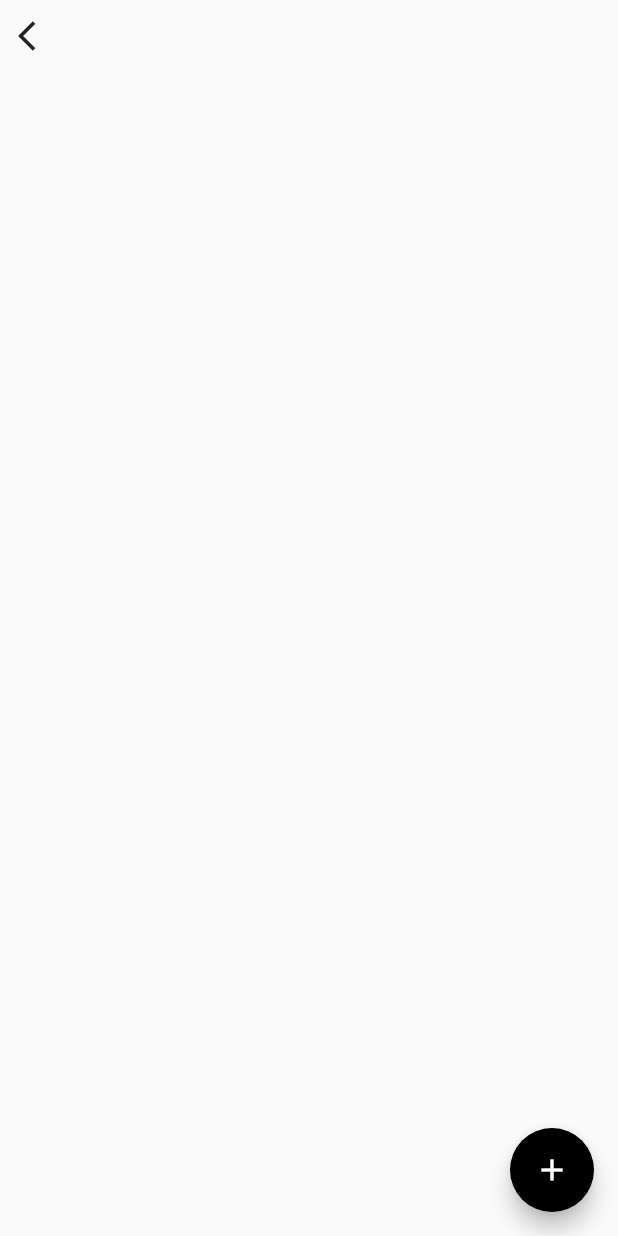
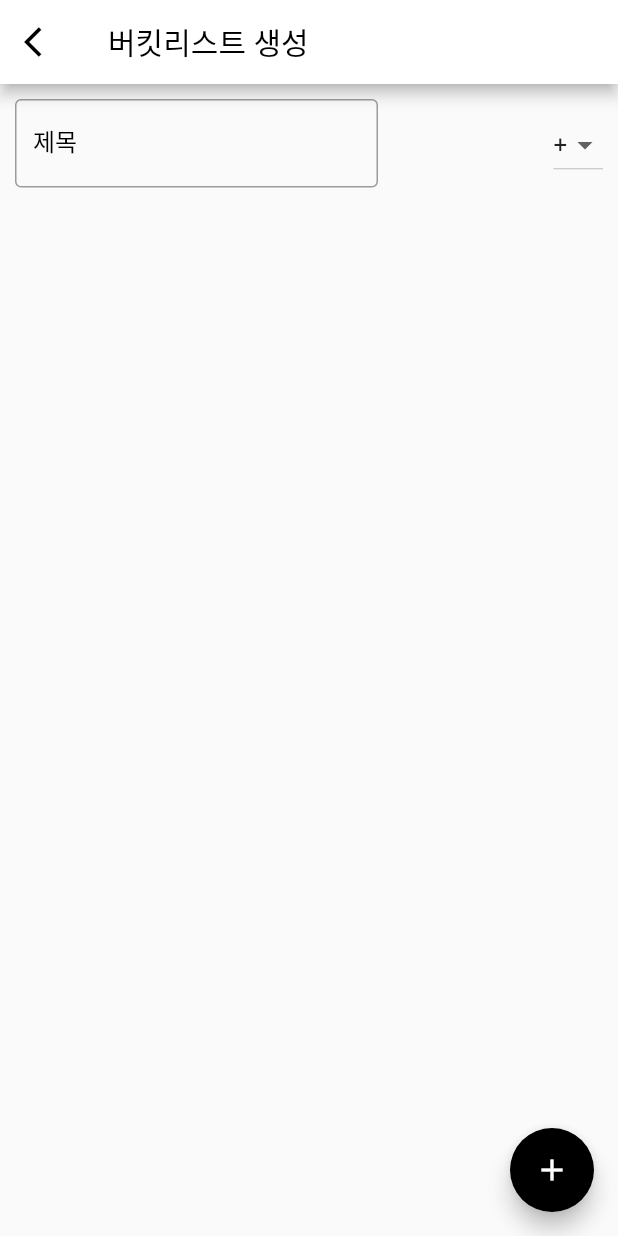
Before and after one commit to Acver14/bucket_list, a Flutter app: the screen it shows after launch, after a tap on the "add" icon, on a phone screen of 412 x 824 dp. Run offline on Flutter 3.47's test engine with Material 2 defaults, Android fonts, the phone set to English and light mode, and no system bars; our stand-ins replace logger; missing offline and left inert: popup_box.

Commit message:
2021/01/14

```diff
--- a/lib/addBucketListPage.dart
+++ b/lib/addBucketListPage.dart
@@ -1,5 +1,11 @@
+import 'package:flutter/foundation.dart';
 import 'package:flutter/material.dart';
 import 'constantClass/sizeConstant.dart';
+import 'dataClass/bucketDataClass.dart';
+import 'dataClass/categoryDataClass.dart';
+
+import 'method/popupMenu.dart';
+import 'method/printLog.dart';
 
 class AddBucketListPage extends StatefulWidget {
   AddBucketListPage({Key key, this.title}) : super(key: key);
@@ -10,21 +16,71 @@ class AddBucketListPage extends StatefulWidget {
 }
 
 class AddBucketListPageState extends State<AddBucketListPage> {
+  BucketClass bucketData = new BucketClass();
+  CategoryClass categoryData = new CategoryClass();
+
+  TextEditingController _titleCon = new TextEditingController();
+  TextEditingController _categoryCon = new TextEditingController();
+  TextEditingController _contentCon = new TextEditingController();
+  TextEditingController _importanceCon = new TextEditingController();
 
   @override
   Widget build(BuildContext context) {
+    printLog(categoryData.toString());
     return Scaffold(
-      body: Column(
-        children: [
-          new Container(height: getStatusBarHeight(context),),
-          new Align(
-            alignment: Alignment.centerLeft,
-            child: new IconButton(icon: new Icon(Icons.arrow_back_ios), onPressed: ()=>Navigator.pop(context)),
-          )
-        ],
+      appBar: new AppBar(
+        backgroundColor: Colors.white,
+        title: new Text(
+          '버킷리스트 생성',
+          style: TextStyle(color: Colors.black),
+        ),
+        leading: new IconButton(icon: new Icon(Icons.arrow_back_ios, color: Colors.black,), onPressed: ()=>Navigator.pop(context)),
+      ),
+      body: Container(
+        margin: EdgeInsets.fromLTRB(10.0, 10.0, 10.0, 0.0),
+        child:Column(
+          children: [
+            Row(
+              children: [
+                Flexible(
+                    child: TextField(
+                    obscureText: false,
+                    textInputAction: TextInputAction.continueAction,
+                    cursorColor: Colors.black,
+                    cursorWidth: 1.0,
+                    decoration: InputDecoration(
+                      border: OutlineInputBorder(),
+                      focusedBorder: OutlineInputBorder(borderSide: BorderSide(color: Colors.black, width: 1.0),),
+                      labelText: '제목',
+                      labelStyle: TextStyle(color: Colors.black),
+                    ),
+                  ),
+                ),
+                Container(
+                  // margin: EdgeInsets.only(left: 20, top: 10),
+                  height: 50,
+                  width: 150,
+                  alignment: Alignment.bottomRight,
+                  child: DropdownButton(
+                      value: categoryData.selected,
+                      items: categoryData.getCategoryDropDownMenuItemList(),
+                      onChanged: (value) async {
+                        if(value == 0){
+                          String new_category = await popupTextField(context);
+                          value = categoryData.getIndex(categoryData.addCategory(new_category));
+                        }
+                        setState(() {
+                          categoryData.selected = value;
+                        });
+                      }),
+                )
+              ],
+            )
+          ],
+        ),
       ),
       floatingActionButton: FloatingActionButton(
-        onPressed: (){},
+        onPressed: ()=>addBucket(),
         tooltip: 'addBucket',
         backgroundColor: Colors.black,
         child: Icon(
@@ -34,4 +90,8 @@ class AddBucketListPageState extends State<AddBucketListPage> {
       ),
     );
   }
+
+  addBucket(){
+    printLog(bucketData.toString());
+  }
 }
--- a/lib/bucketListPage.dart
+++ b/lib/bucketListPage.dart
@@ -31,8 +31,7 @@ class BucketListPageState extends State<BucketListPage> {
                 Container(
                   margin: EdgeInsets.only(left: 20, top: 10),
                   height: 50,
-                  child:
-                  DropdownButton(
+                  child: DropdownButton(
                       value: _sorting,
                       items: [
                         DropdownMenuItem(
--- a/lib/constantClass/enumValues.dart
+++ b/lib/constantClass/enumValues.dart
@@ -2,5 +2,10 @@ enum Sort {
   title,
   creationDate,
   importance,
+}
 
+enum Importance {
+  low,
+  middle,
+  high
 }
--- a/lib/dataClass/bucketDataClass.dart
+++ b/lib/dataClass/bucketDataClass.dart
@@ -1,3 +1,5 @@
+import 'package:bucket_list/constantClass/enumValues.dart';
+
 class BucketClass{
   String _title;
   String _category;
@@ -7,7 +9,20 @@ class BucketClass{
   DateTime _startDate;
   DateTime _closingDate;
   DateTime _achievementDate;
-  int _importance;
+  Importance _importance;
+
+  @override
+  BucketClass(){
+    this._title = '';
+    this._category = '';
+    this._image = [];
+    this._content = '';
+    this._address = '';
+    this._startDate = DateTime.now();
+    this._closingDate = DateTime.now();
+    this._achievementDate = DateTime.now();
+    this._importance = Importance.middle;
+  }
 
   Map<String, String> toMap(){
     return  {
--- /dev/null
+++ b/lib/dataClass/categoryDataClass.dart
@@ -0,0 +1,62 @@
+import 'dart:developer';
+
+import 'package:flutter/material.dart';
+
+import 'package:bucket_list/method/printLog.dart';
+
+class CategoryClass{
+  List<String> _categoryList;
+  int selected;
+
+  @override
+  CategoryClass(){
+    _categoryList = [''];
+    selected = 0;
+  }
+
+  Map<String,String> toMap(){
+    return {
+      "_categoryList": _categoryList.toString(),
+      "selected": selected.toString()
+    };
+  }
+
+  @override
+  String toString(){
+    return toMap().toString();
+  }
+
+  void sortCategory(){
+    _categoryList.sort();
+  }
+
+  List<Widget> getCategoryTextList(){
+    return _categoryList.map((e) {
+      return new Text(e==''?'+':e);
+    }).toList();
+  }
+
+  List<Widget> getCategoryDropDownMenuItemList(){
+    return _categoryList.map((e) {
+      return e==''?new DropdownMenuItem(
+          child: Text('+'),
+          value: _categoryList.indexOf('')
+      ):new DropdownMenuItem(
+          child: Text(e),
+          value: _categoryList.indexOf(e)
+      );
+    }).toList();
+  }
+
+  int getIndex(String category){
+    return _categoryList.indexOf(category);
+  }
+
+  String addCategory(String category){
+    _categoryList.add(category);
+    _categoryList.sort();
+    _categoryList.add(_categoryList[0]);
+    _categoryList.removeAt(0);
+    return category;
+  }
+}
--- /dev/null
+++ b/lib/method/printLog.dart
@@ -0,0 +1,9 @@
+import 'package:logger/logger.dart';
+
+void printLog(String log){
+  new Logger().d(log);
+}
+
+void printError(String err){
+  new Logger().e(err);
+}
--- a/pubspec.yaml
+++ b/pubspec.yaml
@@ -26,6 +26,8 @@ dependencies:
 
   path_provider: ^1.6.27
   shared_preferences: ^0.5.3+2
+  popup_box: ^0.1.0
+  logger: ^0.9.4
   # The following adds the Cupertino Icons font to your application.
   # Use with the CupertinoIcons class for iOS style icons.
   cupertino_icons: ^1.0.0
```
Also changed, not shown: lib/constantClass/sizeConstant.dart (+8 -0 lines), lib/method/popupMenu.dart (added, +46 -0 lines), pubspec.lock, 1 other file.
